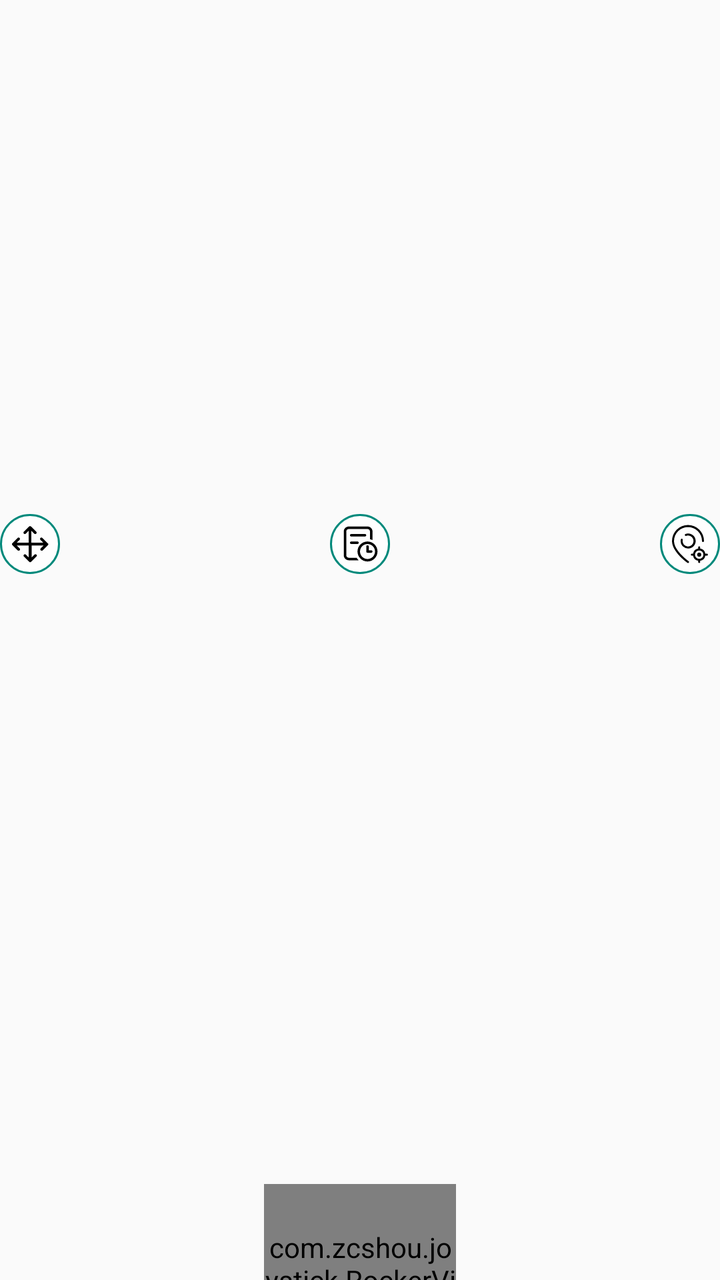
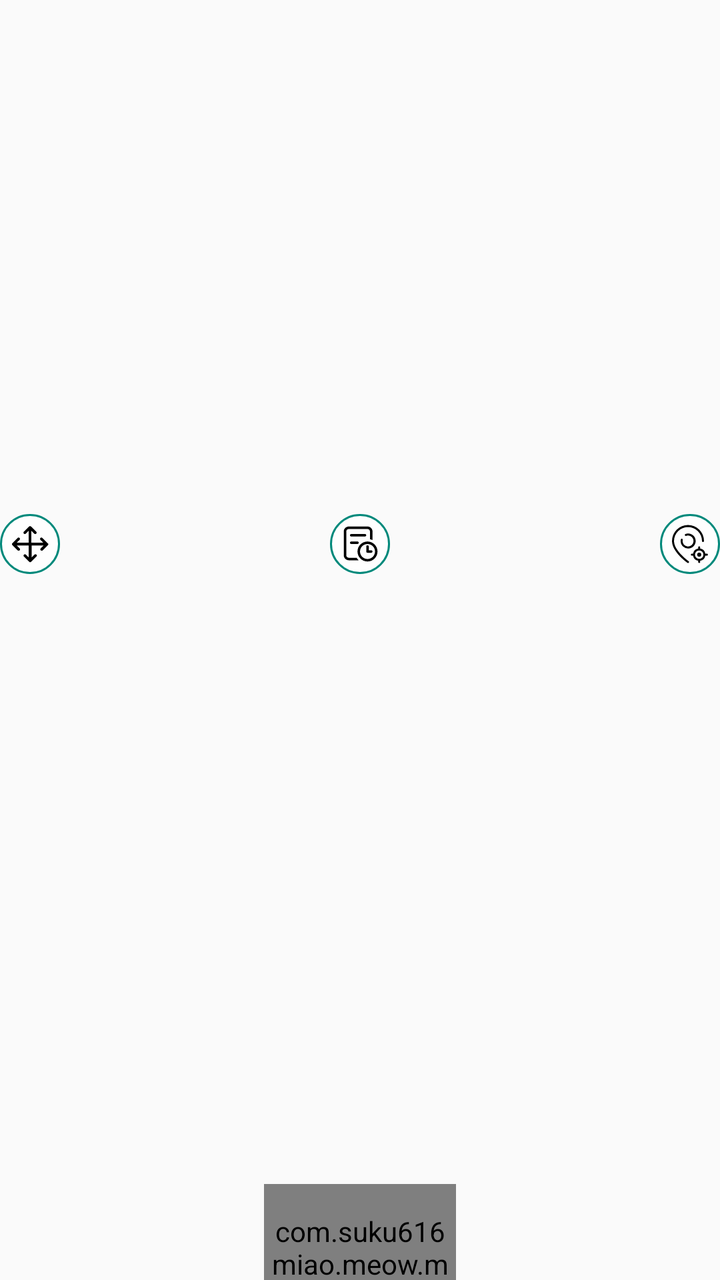

An Android layout rendered at two revisions. The XML below is the earlier revision; the diff shows what the commit changed to produce the second picture.
<!-- AndroidManifest.xml: application theme AppTheme -->
<!-- res/layout/joystick.xml -->
<?xml version="1.0" encoding="utf-8"?>

<LinearLayout xmlns:android="http://schemas.android.com/apk/res/android"
    android:layout_width="wrap_content"
    android:layout_height="wrap_content"
    android:gravity="center"
    android:orientation="vertical">

    <LinearLayout
        android:layout_width="match_parent"
        android:layout_height="match_parent"
        android:orientation="horizontal">

        <LinearLayout
            android:layout_width="@dimen/joystick_ctrl_btn_width"
            android:layout_height="@dimen/joystick_ctrl_btn_height"
            android:layout_gravity="center_vertical"
            android:gravity="center_vertical"
            android:background="@drawable/circle_shape_bg"
            android:orientation="horizontal">

            <ImageButton
                android:layout_width="match_parent"
                android:layout_height="match_parent"
                android:clickable="false"
                android:contentDescription="@string/joystick_move"
                android:background="?android:attr/selectableItemBackgroundBorderless"
                android:src="@drawable/ic_move"/>
        </LinearLayout>

        <Space
            android:layout_width="2dp"
            android:layout_height="wrap_content"
            android:layout_weight="1" />

        <LinearLayout
            android:layout_width="@dimen/joystick_ctrl_btn_width"
            android:layout_height="@dimen/joystick_ctrl_btn_height"
            android:layout_gravity="center_vertical"
            android:gravity="center_vertical"
            android:background="@drawable/circle_shape_bg"
            android:orientation="horizontal">
            <ImageButton
                android:id="@+id/joystick_history"
                android:layout_width="match_parent"
                android:layout_height="match_parent"
                android:contentDescription="@string/joystick_history"
                android:background="?android:attr/selectableItemBackgroundBorderless"
                android:src="@drawable/ic_history"/>
        </LinearLayout>

        <Space
            android:layout_width="2dp"
            android:layout_height="wrap_content"
            android:layout_weight="1" />

        <LinearLayout
            android:layout_width="@dimen/joystick_ctrl_btn_width"
            android:layout_height="@dimen/joystick_ctrl_btn_height"
            android:layout_gravity="center_vertical"
            android:gravity="center_vertical"
            android:background="@drawable/circle_shape_bg"
            android:orientation="horizontal">
            <ImageButton
                android:id="@+id/joystick_position"
                android:layout_width="match_parent"
                android:layout_height="match_parent"
                android:contentDescription="@string/joystick_map"
                android:background="?android:attr/selectableItemBackgroundBorderless"
                android:src="@drawable/ic_map"/>
        </LinearLayout>

    </LinearLayout>

    <com.zcshou.joystick.ButtonView
        android:id="@+id/joystick_button"
        android:layout_width="wrap_content"
        android:layout_height="wrap_content"/>
    <com.zcshou.joystick.RockerView
        android:id="@+id/joystick_rocker"
        android:layout_width="@dimen/joystick_rockerview_width"
        android:layout_height="@dimen/joystick_rockerview_height"/>

    <LinearLayout
        android:layout_width="match_parent"
        android:layout_height="match_parent"
        android:orientation="horizontal">

        <LinearLayout
            android:layout_width="@dimen/joystick_ctrl_btn_width"
            android:layout_height="@dimen/joystick_ctrl_btn_height"
            android:layout_gravity="center_vertical"
            android:gravity="center_vertical"
            android:background="@drawable/circle_shape_bg"
            android:orientation="horizontal">
            <ImageButton
                android:id="@+id/joystick_walk"
                android:layout_width="match_parent"
                android:layout_height="match_parent"
                android:contentDescription="@string/joystick_walk"
                android:background="?android:attr/selectableItemBackgroundBorderless"
                android:src="@drawable/ic_walk"/>
        </LinearLayout>

        <Space
            android:layout_width="0dp"
            android:layout_height="wrap_content"
            android:layout_weight="1" />

        <LinearLayout
            android:layout_width="@dimen/joystick_ctrl_btn_width"
            android:layout_height="@dimen/joystick_ctrl_btn_height"
            android:layout_gravity="center_vertical"
            android:gravity="center_vertical"
            android:background="@drawable/circle_shape_bg"
            android:orientation="horizontal">
            <ImageButton
                android:id="@+id/joystick_run"
                android:layout_width="match_parent"
                android:layout_height="match_parent"
                android:background="?android:attr/selectableItemBackgroundBorderless"
                android:contentDescription="@string/joystick_run"
                android:src="@drawable/ic_run"/>
        </LinearLayout>

        <Space
            android:layout_width="0dp"
            android:layout_height="wrap_content"
            android:layout_weight="1" />

        <LinearLayout
            android:layout_width="@dimen/joystick_ctrl_btn_width"
            android:layout_height="@dimen/joystick_ctrl_btn_height"
            android:layout_gravity="center_vertical"
            android:gravity="center_vertical"
            android:background="@drawable/circle_shape_bg"
            android:orientation="horizontal">
            <ImageButton
                android:id="@+id/joystick_bike"
                android:layout_width="match_parent"
                android:layout_height="match_parent"
                android:background="?android:attr/selectableItemBackgroundBorderless"
                android:contentDescription="@string/joystick_bike"
                android:src="@drawable/ic_bike"/>
        </LinearLayout>

    </LinearLayout>

</LinearLayout>
<!-- resources referenced by this layout -->
<resources>
  <dimen name="joystick_ctrl_btn_height">30dp</dimen>
  <dimen name="joystick_ctrl_btn_width">30dp</dimen>
  <dimen name="joystick_rockerview_height">96dp</dimen>
  <dimen name="joystick_rockerview_width">96dp</dimen>
  <!-- drawable circle_shape_bg (drawable) -->
  <?xml version="1.0" encoding="utf-8"?>
  <selector xmlns:android="http://schemas.android.com/apk/res/android" >
      <item android:drawable="@drawable/circle_shape_pressed" android:state_pressed="true" />
      <item android:drawable="@drawable/circle_shape_normal" android:state_focused="false" />
  </selector>
  <!-- drawable ic_walk (drawable) -->
  <vector android:height="20dp" android:viewportHeight="1024"
      android:viewportWidth="1024" android:width="20dp" xmlns:android="http://schemas.android.com/apk/res/android">
      <path android:fillColor="#FF000000" android:pathData="M324.99,371.71l136.75,-99.33A85.12,85.12 0,0 1,514.77 256a111.62,111.62 0,0 1,103.55 77.65c7.94,24.87 15.19,41.69 21.76,50.43A212.99,212.99 0,0 0,810.67 469.33v85.33a298.07,298.07 0,0 1,-230.49 -108.67l-29.74,168.75 87.94,73.81 94.85,260.61 -80.21,29.18 -87.04,-239.1 -144.64,-121.39a85.33,85.33 0,0 1,-30.42 -81.24l21.72,-123.09 -28.89,20.99 -90.75,124.93 -69.03,-50.18L324.27,371.2l0.73,0.51zM576,234.67a85.33,85.33 0,1 1,0 -170.67,85.33 85.33,0 0,1 0,170.67zM449.19,797.06l-137.13,163.41 -65.37,-54.83 126.98,-151.3 31.83,-93.01 76.42,64 -32.73,71.72z"/>
  </vector>
  <string name="joystick_bike">自行车</string>
  <string name="joystick_history">历史记录</string>
  <string name="joystick_map">地图</string>
  <string name="joystick_move">移动</string>
  <string name="joystick_run">跑步</string>
  <string name="joystick_walk">步行</string>
  <style name="AppTheme" parent="Theme.AppCompat.Light.DarkActionBar">
          <item name="colorPrimary">@color/colorPrimary</item>
          <item name="colorPrimaryDark">@color/colorPrimary</item>
          <item name="colorAccent">@color/colorAccent</item>
          <item name="buttonStyle">@style/AppTheme.Button</item>
          <item name="android:statusBarColor">@android:color/transparent</item>
      </style>
  <!-- drawable circle_shape_pressed (drawable) -->
  <?xml version="1.0" encoding="utf-8"?>
  <shape xmlns:android="http://schemas.android.com/apk/res/android"
      android:layout_width="match_parent"
      android:layout_height="match_parent"
      android:shape="oval">
      
      <solid android:color="#C0C0C0" />
      
      
      <corners android:radius="12dp" />
      
      <stroke
          android:width="3px"
          android:color="@color/colorAccent" />
  </shape>
  <!-- drawable circle_shape_normal (drawable) -->
  <?xml version="1.0" encoding="utf-8"?>
  <shape xmlns:android="http://schemas.android.com/apk/res/android"
      android:layout_width="match_parent"
      android:layout_height="match_parent"
      android:shape="oval">
      
      <solid android:color="#E0FFFFFF" />
      
      
      <corners android:radius="12dp" />
      
      <stroke
          android:width="3px"
          android:color="@color/colorAccent" />
  </shape>
  <color name="colorPrimary">#ff008577</color>
  <color name="colorAccent">#ff00897B</color>
  <style name="AppTheme.Button" parent="Widget.AppCompat.Button.Colored">
          <item name="colorButtonNormal">@color/colorAccent</item>
      </style>
  <!-- unchanged entries left out for length: 5 -->
</resources>

<!-- the commit's change to res/layout/joystick.xml (unified diff, before → after) -->
@@ -72,11 +72,11 @@
 
     </LinearLayout>
 
-    <com.zcshou.joystick.ButtonView
+    <com.suku616miao.meow.miaowuwu.joystick.ButtonView
         android:id="@+id/joystick_button"
         android:layout_width="wrap_content"
         android:layout_height="wrap_content"/>
-    <com.zcshou.joystick.RockerView
+    <com.suku616miao.meow.miaowuwu.joystick.RockerView
         android:id="@+id/joystick_rocker"
         android:layout_width="@dimen/joystick_rockerview_width"
         android:layout_height="@dimen/joystick_rockerview_height"/>
